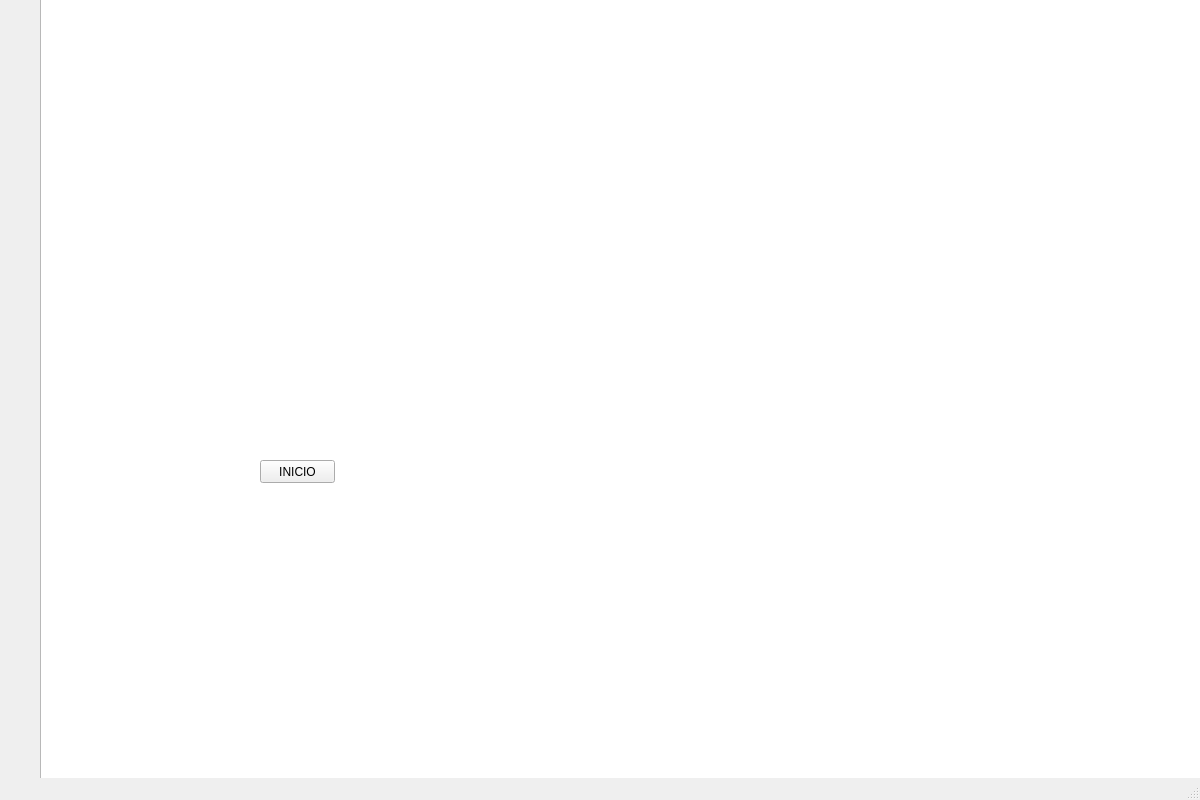
Old version of the form mainwindow.ui in the repository rodrigoperezM/proyecto-final-udea.
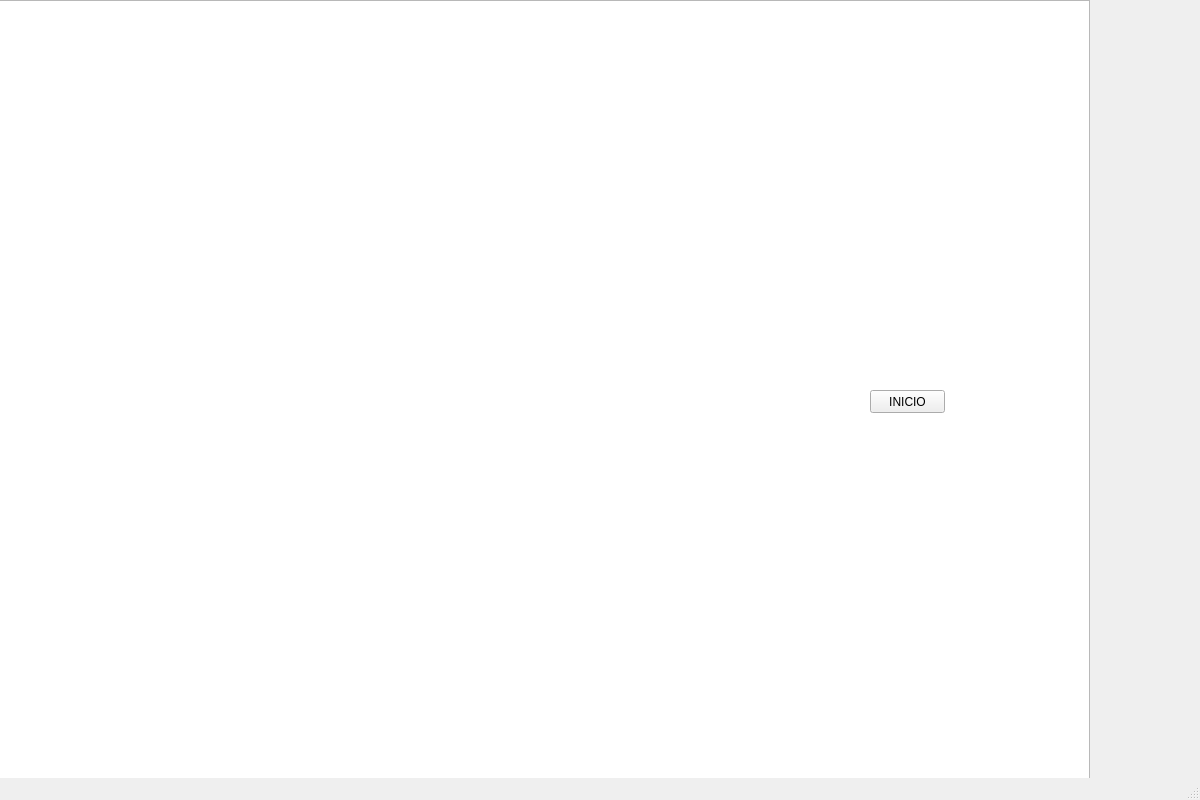
New version of the form.

The edit to the form file:
```diff
--- a/mainwindow.ui
+++ b/mainwindow.ui
@@ -17,8 +17,8 @@
    <widget class="QGraphicsView" name="graphicsView">
     <property name="geometry">
      <rect>
-      <x>40</x>
-      <y>-10</y>
+      <x>-110</x>
+      <y>0</y>
       <width>1200</width>
       <height>800</height>
      </rect>
@@ -27,8 +27,8 @@
    <widget class="QPushButton" name="pushButton">
     <property name="geometry">
      <rect>
-      <x>260</x>
-      <y>460</y>
+      <x>870</x>
+      <y>390</y>
       <width>75</width>
       <height>23</height>
      </rect>
```
